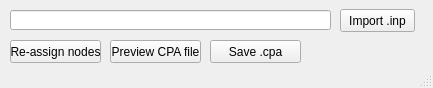
Before: the Qt Designer form inp2cpa/src/main/resources/base/inp2cpaWindow.ui in CameronSewell/inp2cpa, drawn with Qt 5.
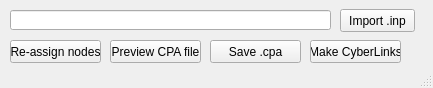
After: the same form once the commit is applied.

Diff of the .ui file:
```diff
--- a/inp2cpa/src/main/resources/base/inp2cpaWindow.ui
+++ b/inp2cpa/src/main/resources/base/inp2cpaWindow.ui
@@ -50,6 +50,19 @@
      <string>Re-assign nodes</string>
     </property>
    </widget>
+   <widget class="QPushButton" name="makeCyberLinks">
+    <property name="geometry">
+     <rect>
+      <x>310</x>
+      <y>40</y>
+      <width>91</width>
+      <height>23</height>
+     </rect>
+    </property>
+    <property name="text">
+     <string>Make CyberLinks</string>
+    </property>
+   </widget>
    <widget class="QPushButton" name="previewFileBtn">
     <property name="geometry">
      <rect>
```
